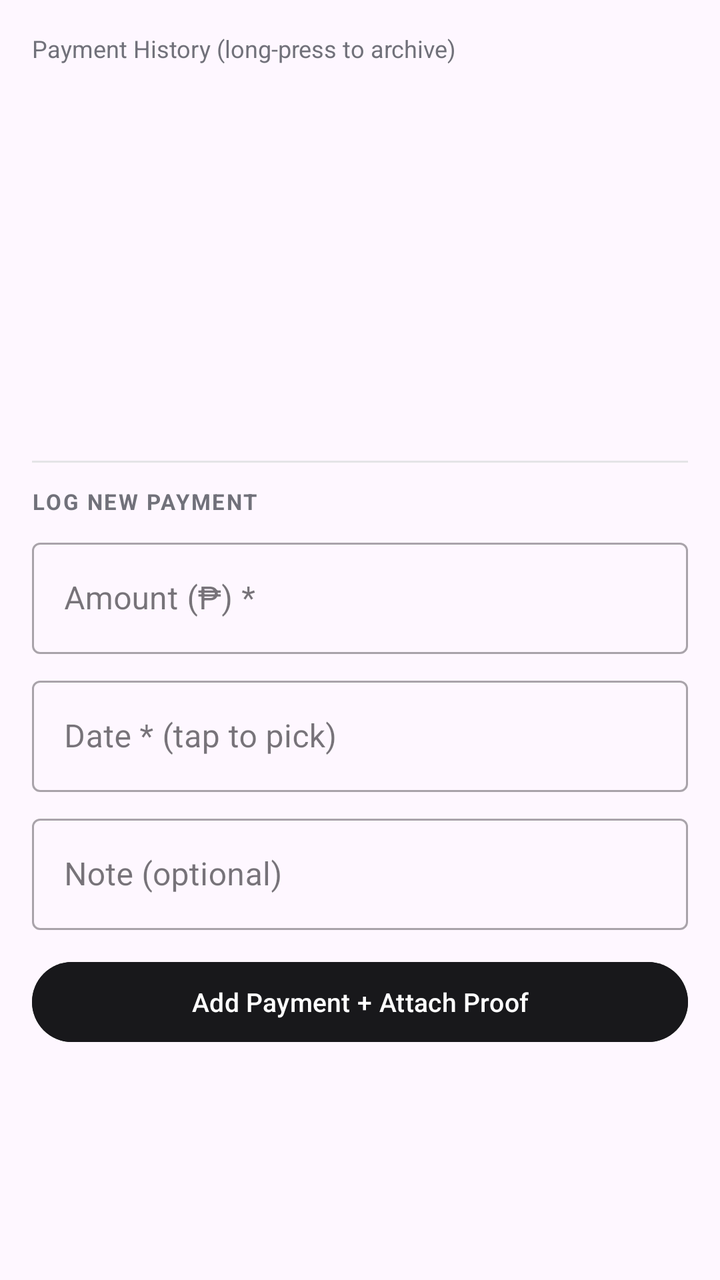
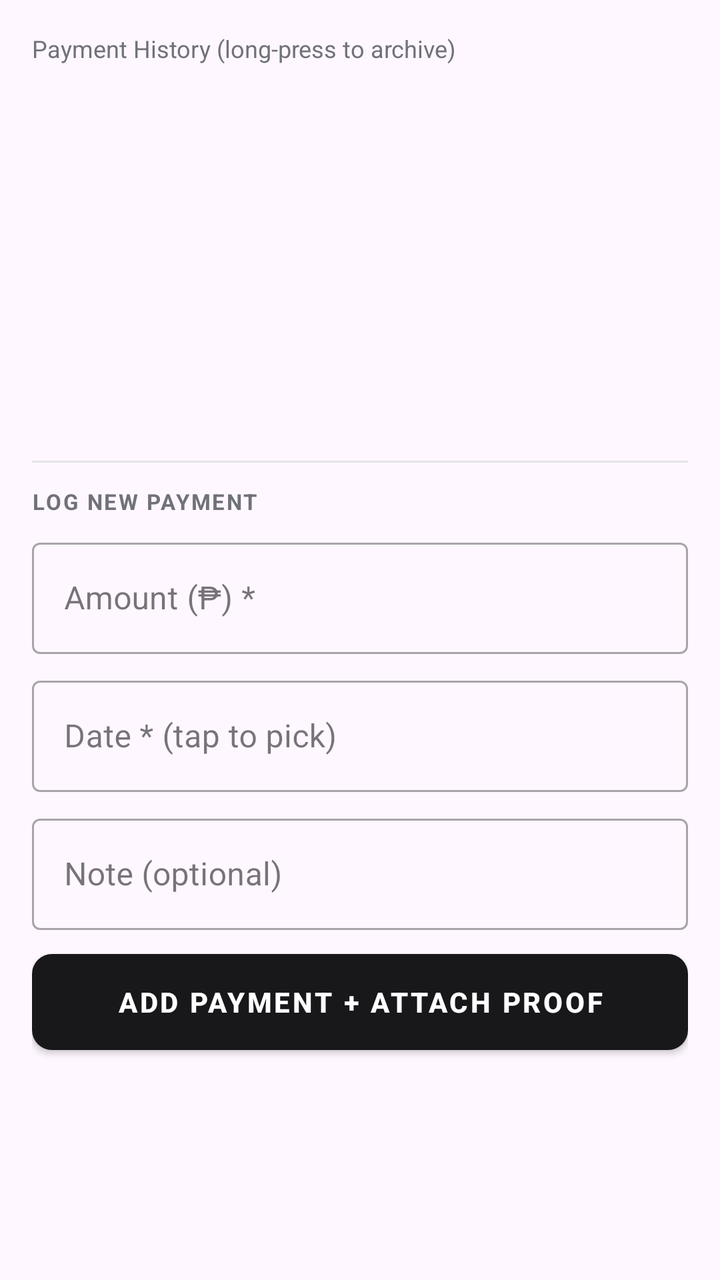

Screens rendered from an Android XML layout before and after an edit, with the pre-edit source and the edit as a unified diff.
<!-- AndroidManifest.xml: application theme Theme.LoanBuddy -->
<!-- res/layout/dialog_payments.xml -->
<?xml version="1.0" encoding="utf-8"?>
<LinearLayout xmlns:android="http://schemas.android.com/apk/res/android"
    xmlns:app="http://schemas.android.com/apk/res-auto"
    android:layout_width="match_parent"
    android:layout_height="wrap_content"
    android:orientation="vertical"
    android:padding="16dp">

    <TextView
        android:layout_width="wrap_content"
        android:layout_height="wrap_content"
        android:text="Payment History (long-press to archive)"
        android:textColor="@color/zinc_500"
        android:textSize="12sp" />

    <ListView
        android:id="@+id/payment_list"
        android:layout_width="match_parent"
        android:layout_height="180dp"
        android:layout_marginTop="6dp"
        android:divider="@color/zinc_200"
        android:dividerHeight="0.5dp" />

    <View
        android:layout_width="match_parent"
        android:layout_height="1dp"
        android:layout_marginVertical="12dp"
        android:background="@color/zinc_200" />

    <TextView
        android:layout_width="wrap_content"
        android:layout_height="wrap_content"
        android:text="LOG NEW PAYMENT"
        android:textColor="@color/zinc_500"
        android:textSize="11sp"
        android:textStyle="bold"
        android:letterSpacing="0.08" />

    <com.google.android.material.textfield.TextInputLayout
        android:layout_width="match_parent"
        android:layout_height="wrap_content"
        android:layout_marginTop="8dp"
        android:hint="Amount (₱) *"
        style="@style/Widget.MaterialComponents.TextInputLayout.OutlinedBox">
        <com.google.android.material.textfield.TextInputEditText
            android:id="@+id/input_amount"
            android:layout_width="match_parent"
            android:layout_height="wrap_content"
            android:inputType="numberDecimal" />
    </com.google.android.material.textfield.TextInputLayout>

    <com.google.android.material.textfield.TextInputLayout
        android:layout_width="match_parent"
        android:layout_height="wrap_content"
        android:layout_marginTop="8dp"
        android:hint="Date * (tap to pick)"
        style="@style/Widget.MaterialComponents.TextInputLayout.OutlinedBox">
        <com.google.android.material.textfield.TextInputEditText
            android:id="@+id/input_date"
            android:layout_width="match_parent"
            android:layout_height="wrap_content"
            android:focusable="false"
            android:inputType="none" />
    </com.google.android.material.textfield.TextInputLayout>

    <com.google.android.material.textfield.TextInputLayout
        android:layout_width="match_parent"
        android:layout_height="wrap_content"
        android:layout_marginTop="8dp"
        android:hint="Note (optional)"
        style="@style/Widget.MaterialComponents.TextInputLayout.OutlinedBox">
        <com.google.android.material.textfield.TextInputEditText
            android:id="@+id/input_note"
            android:layout_width="match_parent"
            android:layout_height="wrap_content"
            android:inputType="text" />
    </com.google.android.material.textfield.TextInputLayout>

    <Button
        android:id="@+id/btn_add_payment"
        android:layout_width="match_parent"
        android:layout_height="48dp"
        android:layout_marginTop="12dp"
        android:backgroundTint="@color/zinc_900"
        android:text="Add Payment + Attach Proof"
        android:textColor="@color/white"
        android:textSize="13sp" />

</LinearLayout>
<!-- resources referenced by this layout -->
<resources>
  <color name="white">#FFFFFFFF</color>
  <color name="zinc_200">#E4E4E7</color>
  <color name="zinc_500">#71717A</color>
  <color name="zinc_900">#18181B</color>
  <style name="Theme.LoanBuddy" parent="Base.Theme.LoanBuddy" />
  <style name="Base.Theme.LoanBuddy" parent="Theme.Material3.DayNight.NoActionBar" />
</resources>

<!-- the commit's change to res/layout/dialog_payments.xml (unified diff, before → after) -->
@@ -81,9 +81,7 @@
         android:layout_width="match_parent"
         android:layout_height="48dp"
         android:layout_marginTop="12dp"
-        android:backgroundTint="@color/zinc_900"
-        android:text="Add Payment + Attach Proof"
-        android:textColor="@color/white"
-        android:textSize="13sp" />
+        style="@style/Btn.Primary"
+        android:text="Add Payment + Attach Proof" />
 
 </LinearLayout>
<!-- resource entries referenced after the edit -->
@@ -3,6 +3,15 @@
   <color name="white">#FFFFFFFF</color>
   <color name="zinc_200">#E4E4E7</color>
   <color name="zinc_500">#71717A</color>
+  <style name="Btn.Primary" parent="Widget.MaterialComponents.Button">
+          <item name="android:insetTop">0dp</item>
+          <item name="android:insetBottom">0dp</item>
+          <item name="android:textSize">14sp</item>
+          <item name="android:textStyle">bold</item>
+          <item name="backgroundTint">@color/zinc_900</item>
+          <item name="android:textColor">@color/white</item>
+          <item name="cornerRadius">10dp</item>
+      </style>
   <color name="zinc_900">#18181B</color>
   <style name="Theme.LoanBuddy" parent="Base.Theme.LoanBuddy" />
   <style name="Base.Theme.LoanBuddy" parent="Theme.Material3.DayNight.NoActionBar" />
